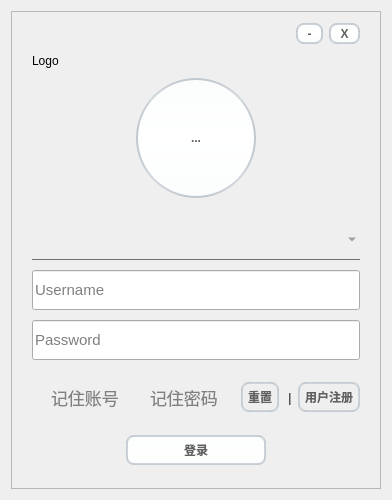
First picture: the form in src/app/user/login.ui, repository Swimers/FOSD, before the edit.
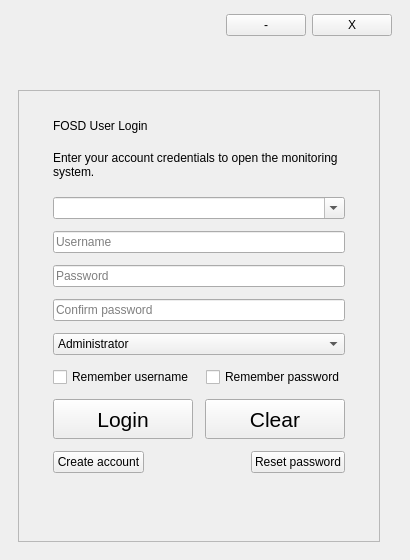
Second picture: the form after the edit. Icons and pictures are not drawn.

Commit message: 重构用户管理界面，解耦三维界面Dock，优化坐标初始化显示

```diff
--- a/src/app/user/login.ui
+++ b/src/app/user/login.ui
@@ -6,249 +6,120 @@
    <rect>
     <x>0</x>
     <y>0</y>
-    <width>392</width>
-    <height>500</height>
+    <width>396</width>
+    <height>560</height>
    </rect>
   </property>
   <property name="windowTitle">
-   <string>MainWindow</string>
-  </property>
-  <property name="styleSheet">
-   <string notr="true">
-QCheckBox{
-font-size:17px;
-background:rgba(85,170,255,0);
-color:grey;
-font-style:MingLiU-ExtB;
-}
-QComboBox{
-background:transparent;
-border:none;
-color:#717072;
-border-bottom:1px solid #717072;
-}
-QComboBox QAbstractItemView
-{
-color:#717072;
-border: 1px solid white;
-}
-QMessageBox
-{
-background-color:white;
-}
-QMessageBox QPushButton
-{
-background-color:rgb(197, 199, 200);
-}
-QMessageBox QLabel
-{
-color:black;
-}
-
-QPushButton, QToolButton, QCommandLinkButton{
-    padding: 0 5px 0 5px;
-    border-style: solid;
-    border-top-color: qlineargradient(spread:pad, x1:0, y1:0, x2:0, y2:1, stop:0 #c1c9cf, stop:1 #d2d8dd);
-    border-right-color: qlineargradient(spread:pad, x1:1, y1:0, x2:0, y2:0, stop:0 #c1c9cf, stop:1 #d2d8dd);
-    border-bottom-color: qlineargradient(spread:pad, x1:0, y1:1, x2:0, y2:0, stop:0 #c1c9cf, stop:1 #d2d8dd);
-    border-left-color: qlineargradient(spread:pad, x1:0, y1:0, x2:1, y2:0, stop:0 #c1c9cf, stop:1 #d2d8dd);
-    border-width: 2px;
-    border-radius: 8px;
-    color: #616161;
-    font-weight: bold;
-    background-color: qlineargradient(spread:pad, x1:0.5, y1:0, x2:0.5, y2:1, stop:0 #fbfdfd, stop:0.5 #ffffff, stop:1 #fbfdfd);
-}
-QPushButton::default, QToolButton::default, QCommandLinkButton::default{
-    border: 2px solid transparent;
-    color: #FFFFFF;
-    background-color: qlineargradient(spread:pad, x1:0.5, y1:0, x2:0.5, y2:1, stop:0 #84afe5, stop:1 #1168e4);
-}
-QPushButton:hover, QToolButton:hover, QCommandLinkButton:hover{
-    color: #3d3d3d;
-}
-QPushButton:pressed, QToolButton:pressed, QCommandLinkButton:pressed{
-    color: #aeaeae;
-    background-color: qlineargradient(spread:pad, x1:0.5, y1:0, x2:0.5, y2:1, stop:0 #ffffff, stop:0.5 #fbfdfd, stop:1 #ffffff);
-}
-QPushButton:disabled, QToolButton:disabled, QCommandLinkButton:disabled{
-    color: #616161;
-    background-color: qlineargradient(spread:pad, x1:0.5, y1:0, x2:0.5, y2:1, stop:0 #dce7eb, stop:0.5 #e0e8eb, stop:1 #dee7ec);
-}
-</string>
+   <string>FOSD Login</string>
   </property>
   <widget class="QWidget" name="centralWidget">
    <layout class="QGridLayout" name="gridLayout">
-    <item row="0" column="0">
-     <widget class="QFrame" name="frame">
-      <property name="styleSheet">
-       <string notr="true">background-image: url(:/background/backgrounds/jianbian_background.png);</string>
-      </property>
+    <property name="leftMargin">
+     <number>18</number>
+    </property>
+    <property name="topMargin">
+     <number>14</number>
+    </property>
+    <property name="rightMargin">
+     <number>18</number>
+    </property>
+    <property name="bottomMargin">
+     <number>18</number>
+    </property>
+    <item row="0" column="0" colspan="3">
+     <layout class="QHBoxLayout" name="titleBarLayout">
+      <item>
+       <spacer name="titleBarSpacer">
+        <property name="orientation">
+         <enum>Qt::Horizontal</enum>
+        </property>
+        <property name="sizeHint" stdset="0">
+         <size>
+          <width>40</width>
+          <height>20</height>
+         </size>
+        </property>
+       </spacer>
+      </item>
+      <item>
+       <widget class="QPushButton" name="btn_Min">
+        <property name="text">
+         <string>-</string>
+        </property>
+       </widget>
+      </item>
+      <item>
+       <widget class="QPushButton" name="btn_Close">
+        <property name="text">
+         <string>X</string>
+        </property>
+       </widget>
+      </item>
+     </layout>
+    </item>
+    <item row="2" column="0">
+     <widget class="QFrame" name="authFrame">
       <property name="frameShape">
        <enum>QFrame::StyledPanel</enum>
       </property>
       <property name="frameShadow">
        <enum>QFrame::Raised</enum>
       </property>
-      <layout class="QVBoxLayout" name="verticalLayout_2">
+      <layout class="QVBoxLayout" name="authLayout">
        <property name="spacing">
-        <number>10</number>
+        <number>12</number>
        </property>
        <property name="leftMargin">
-        <number>20</number>
+        <number>34</number>
+       </property>
+       <property name="topMargin">
+        <number>28</number>
        </property>
        <property name="rightMargin">
-        <number>20</number>
+        <number>34</number>
        </property>
+       <property name="bottomMargin">
+        <number>28</number>
+       </property>
        <item>
-        <layout class="QHBoxLayout" name="horizontalLayout">
-         <item>
-          <spacer name="horizontalSpacer">
-           <property name="orientation">
-            <enum>Qt::Horizontal</enum>
-           </property>
-           <property name="sizeHint" stdset="0">
-            <size>
-             <width>40</width>
-             <height>20</height>
-            </size>
-           </property>
-          </spacer>
-         </item>
-         <item>
-          <widget class="QToolButton" name="btn_Min">
-           <property name="text">
-            <string>-</string>
-           </property>
-          </widget>
-         </item>
-         <item>
-          <widget class="QToolButton" name="btn_Close">
-           <property name="text">
-            <string>X</string>
-           </property>
-          </widget>
-         </item>
-        </layout>
-       </item>
-       <item>
-        <widget class="QLabel" name="label">
+        <widget class="QLabel" name="label_Title">
          <property name="text">
-          <string>Logo</string>
+          <string>FOSD User Login</string>
          </property>
         </widget>
        </item>
        <item>
-        <layout class="QHBoxLayout" name="horizontalLayout_2">
-         <item>
-          <spacer name="horizontalSpacer_2">
-           <property name="orientation">
-            <enum>Qt::Horizontal</enum>
-           </property>
-           <property name="sizeHint" stdset="0">
-            <size>
-             <width>40</width>
-             <height>20</height>
-            </size>
-           </property>
-          </spacer>
-         </item>
-         <item>
-          <widget class="QToolButton" name="btn_Icon">
-           <property name="minimumSize">
-            <size>
-             <width>120</width>
-             <height>120</height>
-            </size>
-           </property>
-           <property name="styleSheet">
-            <string notr="true">QToolButton
-{
-border-radius:60px;
-}</string>
-           </property>
-           <property name="text">
-            <string>...</string>
-           </property>
-           <property name="icon">
-            <iconset resource="../res/resource.qrc">
-             <normaloff>:/icon/icon/UserIcon.png</normaloff>:/icon/icon/UserIcon.png</iconset>
-           </property>
-           <property name="iconSize">
-            <size>
-             <width>60</width>
-             <height>60</height>
-            </size>
-           </property>
-          </widget>
-         </item>
-         <item>
-          <spacer name="horizontalSpacer_3">
-           <property name="orientation">
-            <enum>Qt::Horizontal</enum>
-           </property>
-           <property name="sizeHint" stdset="0">
-            <size>
-             <width>40</width>
-             <height>20</height>
-            </size>
-           </property>
-          </spacer>
-         </item>
-        </layout>
-       </item>
-       <item>
-        <spacer name="verticalSpacer_3">
-         <property name="orientation">
-          <enum>Qt::Vertical</enum>
+        <widget class="QLabel" name="label_Hint">
+         <property name="minimumSize">
+          <size>
+           <width>0</width>
+           <height>40</height>
+          </size>
          </property>
-         <property name="sizeHint" stdset="0">
+         <property name="maximumSize">
           <size>
-           <width>20</width>
+           <width>16777215</width>
            <height>40</height>
           </size>
          </property>
-        </spacer>
+         <property name="text">
+          <string>Enter your account credentials to open the monitoring system.</string>
+         </property>
+         <property name="wordWrap">
+          <bool>true</bool>
+         </property>
+        </widget>
        </item>
        <item>
         <widget class="QComboBox" name="comboBox">
-         <property name="minimumSize">
-          <size>
-           <width>0</width>
-           <height>40</height>
-          </size>
-         </property>
-         <property name="font">
-          <font>
-           <pointsize>11</pointsize>
-           <weight>50</weight>
-           <italic>false</italic>
-           <bold>false</bold>
-          </font>
-         </property>
-         <property name="styleSheet">
-          <string notr="true">font: 11pt ;</string>
+         <property name="editable">
+          <bool>true</bool>
          </property>
         </widget>
        </item>
        <item>
         <widget class="QLineEdit" name="edit_Username">
-         <property name="minimumSize">
-          <size>
-           <width>0</width>
-           <height>40</height>
-          </size>
-         </property>
-         <property name="baseSize">
-          <size>
-           <width>4</width>
-           <height>0</height>
-          </size>
-         </property>
-         <property name="font">
-          <font>
-           <pointsize>11</pointsize>
-          </font>
-         </property>
          <property name="placeholderText">
           <string>Username</string>
          </property>
@@ -256,22 +127,8 @@
        </item>
        <item>
         <widget class="QLineEdit" name="edit_Password">
-         <property name="minimumSize">
-          <size>
-           <width>0</width>
-           <height>40</height>
-          </size>
-         </property>
-         <property name="baseSize">
-          <size>
-           <width>4</width>
-           <height>0</height>
-          </size>
-         </property>
-         <property name="font">
-          <font>
-           <pointsize>11</pointsize>
-          </font>
+         <property name="echoMode">
+          <enum>QLineEdit::Password</enum>
          </property>
          <property name="placeholderText">
           <string>Password</string>
@@ -279,142 +136,117 @@
         </widget>
        </item>
        <item>
-        <spacer name="verticalSpacer_2">
-         <property name="orientation">
-          <enum>Qt::Vertical</enum>
+        <widget class="QLineEdit" name="edit_ConfirmPassword">
+         <property name="echoMode">
+          <enum>QLineEdit::Password</enum>
          </property>
-         <property name="sizeHint" stdset="0">
-          <size>
-           <width>20</width>
-           <height>40</height>
-          </size>
+         <property name="placeholderText">
+          <string>Confirm password</string>
          </property>
-        </spacer>
+        </widget>
        </item>
        <item>
-        <layout class="QHBoxLayout" name="horizontalLayout_3">
+        <widget class="QComboBox" name="cbox_Privilege">
+         <item>
+          <property name="text">
+           <string>Administrator</string>
+          </property>
+         </item>
+         <item>
+          <property name="text">
+           <string>Operator</string>
+          </property>
+         </item>
+         <item>
+          <property name="text">
+           <string>Guest</string>
+          </property>
+         </item>
+        </widget>
+       </item>
+       <item>
+        <layout class="QHBoxLayout" name="rememberLayout">
          <item>
           <widget class="QCheckBox" name="check_RemName">
-           <property name="styleSheet">
-            <string notr="true">background: transparent;
-font: 10pt &quot;黑体&quot;;</string>
-           </property>
            <property name="text">
-            <string>记住账号</string>
+            <string>Remember username</string>
            </property>
           </widget>
          </item>
          <item>
           <widget class="QCheckBox" name="check_RemPass">
+           <property name="text">
+            <string>Remember password</string>
+           </property>
+          </widget>
+         </item>
+        </layout>
+       </item>
+       <item>
+        <layout class="QHBoxLayout" name="actionLayout">
+         <item>
+          <widget class="QPushButton" name="btn_Login">
+           <property name="minimumSize">
+            <size>
+             <width>45</width>
+             <height>40</height>
+            </size>
+           </property>
+           <property name="maximumSize">
+            <size>
+             <width>16777215</width>
+             <height>40</height>
+            </size>
+           </property>
            <property name="font">
             <font>
-             <family>黑体</family>
-             <pointsize>10</pointsize>
-             <weight>50</weight>
-             <italic>false</italic>
-             <bold>false</bold>
+             <family>Arial</family>
+             <pointsize>16</pointsize>
             </font>
            </property>
-           <property name="styleSheet">
-            <string notr="true">background: transparent;
-font: 10pt &quot;黑体&quot;;</string>
-           </property>
            <property name="text">
-            <string>记住密码</string>
+            <string>Login</string>
            </property>
           </widget>
          </item>
-         <item>
-          <spacer name="horizontalSpacer_4">
-           <property name="orientation">
-            <enum>Qt::Horizontal</enum>
-           </property>
-           <property name="sizeHint" stdset="0">
-            <size>
-             <width>40</width>
-             <height>20</height>
-            </size>
-           </property>
-          </spacer>
-         </item>
          <item>
           <widget class="QPushButton" name="btn_Clear">
            <property name="minimumSize">
             <size>
              <width>0</width>
-             <height>30</height>
+             <height>40</height>
+            </size>
+           </property>
+           <property name="maximumSize">
+            <size>
+             <width>16777215</width>
+             <height>40</height>
             </size>
            </property>
            <property name="font">
             <font>
-             <family>Algerian</family>
-             <weight>75</weight>
-             <bold>true</bold>
+             <family>Arial</family>
+             <pointsize>16</pointsize>
             </font>
            </property>
-           <property name="styleSheet">
-            <string notr="true">background: transparent;
-</string>
-           </property>
            <property name="text">
-            <string>重置</string>
+            <string>Clear</string>
            </property>
-           <property name="flat">
-            <bool>false</bool>
-           </property>
           </widget>
          </item>
-         <item>
-          <widget class="QLabel" name="label_3">
-           <property name="maximumSize">
-            <size>
-             <width>10</width>
-             <height>16777215</height>
-            </size>
-           </property>
-           <property name="text">
-            <string> |</string>
-           </property>
-          </widget>
-         </item>
+        </layout>
+       </item>
+       <item>
+        <layout class="QHBoxLayout" name="modeLayout">
          <item>
           <widget class="QPushButton" name="btn_Register">
-           <property name="minimumSize">
-            <size>
-             <width>0</width>
-             <height>30</height>
-            </size>
-           </property>
-           <property name="styleSheet">
-            <string notr="true">background: transparent;</string>
-           </property>
            <property name="text">
-            <string>用户注册</string>
+            <string>Create account</string>
            </property>
-           <property name="flat">
-            <bool>false</bool>
-           </property>
           </widget>
          </item>
-        </layout>
-       </item>
-       <item>
-        <spacer name="verticalSpacer">
-         <property name="orientation">
-          <enum>Qt::Vertical</enum>
-         </property>
-         <property name="sizeHint" stdset="0">
-          <size>
-           <width>20</width>
-           <height>40</height>
-          </size>
-         </property>
-        </spacer>
-       </item>
-       <item>
-        <layout class="QHBoxLayout" name="horizontalLayout_4">
          <item>
-          <spacer name="horizontalSpacer_5">
+          <spacer name="modeSpacer">
            <property name="orientation">
             <enum>Qt::Horizontal</enum>
            </property>
@@ -427,45 +259,16 @@
           </spacer>
          </item>
          <item>
-          <widget class="QPushButton" name="btn_Login">
-           <property name="minimumSize">
-            <size>
-             <width>140</width>
-             <height>30</height>
-            </size>
-           </property>
-           <property name="font">
-            <font>
-             <family>Algerian</family>
-             <weight>75</weight>
-             <bold>true</bold>
-            </font>
-           </property>
-           <property name="styleSheet">
-            <string notr="true"/>
-           </property>
+          <widget class="QPushButton" name="btn_Forget">
            <property name="text">
-            <string>登录</string>
+            <string>Reset password</string>
            </property>
           </widget>
          </item>
-         <item>
-          <spacer name="horizontalSpacer_6">
-           <property name="orientation">
-            <enum>Qt::Horizontal</enum>
-           </property>
-           <property name="sizeHint" stdset="0">
-            <size>
-             <width>40</width>
-             <height>20</height>
-            </size>
-           </property>
-          </spacer>
-         </item>
         </layout>
        </item>
        <item>
-        <spacer name="verticalSpacer_4">
+        <spacer name="verticalSpacer_2">
          <property name="orientation">
           <enum>Qt::Vertical</enum>
          </property>
@@ -480,12 +283,22 @@
       </layout>
      </widget>
     </item>
+    <item row="1" column="0">
+     <spacer name="verticalSpacer">
+      <property name="orientation">
+       <enum>Qt::Vertical</enum>
+      </property>
+      <property name="sizeHint" stdset="0">
+       <size>
+        <width>20</width>
+        <height>40</height>
+       </size>
+      </property>
+     </spacer>
+    </item>
    </layout>
   </widget>
  </widget>
- <layoutdefault spacing="6" margin="11"/>
- <resources>
-  <include location="../res/resource.qrc"/>
- </resources>
+ <resources/>
  <connections/>
 </ui>
```
The commit also changes 26 other files.
